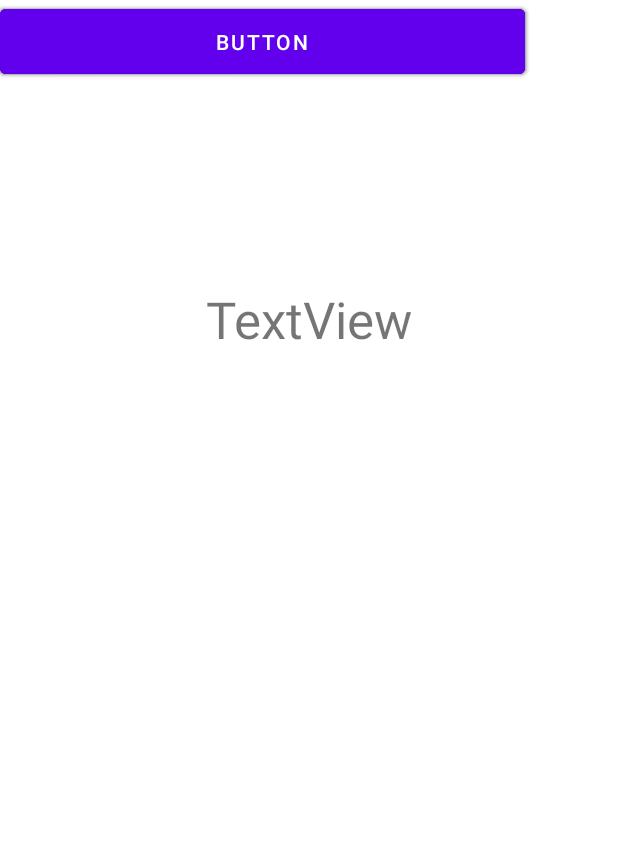
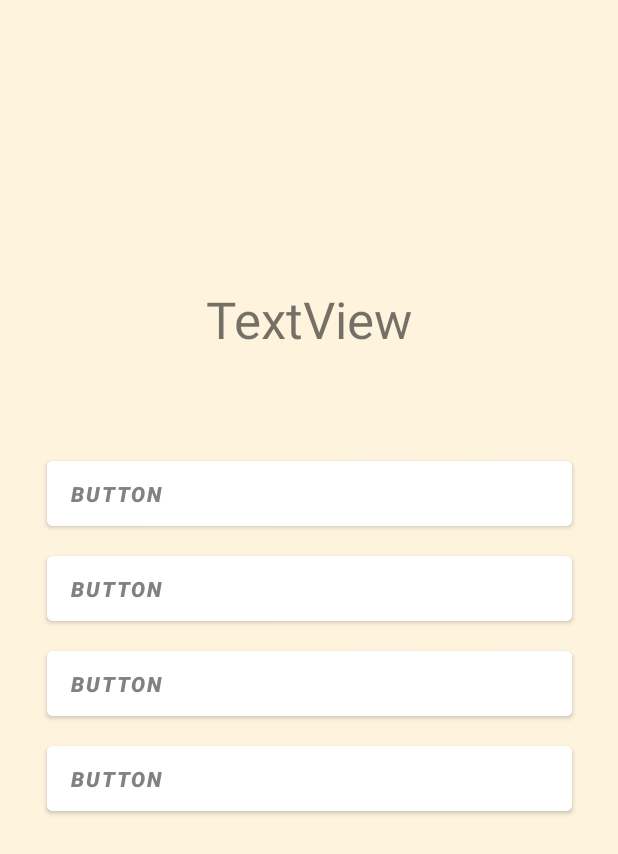
Before and after one commit to MuhammadTalhaTahir/The-MCQ-App, an Android app: the screen it shows after launch (MainActivity), on a phone screen of 412 x 824 dp. Shown: the top 854 px of the screen. Run offline under Robolectric (Android 15) with nearby library versions, the phone set to English and light mode, and no system bars; Roboto replaces fonts that are not available here.

Commit message:
added background color, styled buttons

```diff
--- a/app/src/main/res/layout/activity_main.xml
+++ b/app/src/main/res/layout/activity_main.xml
@@ -4,7 +4,8 @@
     xmlns:tools="http://schemas.android.com/tools"
     android:layout_width="match_parent"
     android:layout_height="match_parent"
-    tools:context=".MainActivity">
+    tools:context=".MainActivity"
+    android:background="@color/applicationBackground">
 
 
     <ImageView
@@ -34,32 +35,56 @@
         android:id="@+id/button"
         android:layout_width="350dp"
         android:layout_height="55dp"
+        android:layout_marginTop="58dp"
         android:text="Button"
-        tools:layout_editor_absoluteX="29dp"
-        tools:layout_editor_absoluteY="341dp" />
+        app:layout_constraintEnd_toEndOf="parent"
+        app:layout_constraintStart_toStartOf="parent"
+        app:layout_constraintTop_toBottomOf="@+id/textView"
+        android:textAlignment="textStart"
+        android:textColor="@color/applicationBlack"
+        android:textStyle="bold|italic"
+        android:backgroundTint="@color/white" />
 
     <Button
         android:id="@+id/button2"
         android:layout_width="350dp"
         android:layout_height="55dp"
+        android:layout_marginTop="8dp"
         android:text="Button"
-        tools:layout_editor_absoluteX="29dp"
-        tools:layout_editor_absoluteY="411dp" />
+        app:layout_constraintEnd_toEndOf="@+id/button"
+        app:layout_constraintStart_toStartOf="@+id/button"
+        app:layout_constraintTop_toBottomOf="@+id/button"
+        android:textAlignment="textStart"
+        android:textColor="@color/applicationBlack"
+        android:textStyle="bold|italic"
+        android:backgroundTint="@color/white" />
 
     <Button
         android:id="@+id/button3"
         android:layout_width="350dp"
         android:layout_height="55dp"
+        android:layout_marginTop="8dp"
         android:text="Button"
-        tools:layout_editor_absoluteX="29dp"
-        tools:layout_editor_absoluteY="479dp" />
+        app:layout_constraintEnd_toEndOf="@+id/button2"
+        app:layout_constraintStart_toStartOf="@+id/button2"
+        app:layout_constraintTop_toBottomOf="@+id/button2"
+        android:textAlignment="textStart"
+        android:textColor="@color/applicationBlack"
+        android:textStyle="bold|italic"
+        android:backgroundTint="@color/white" />
 
     <Button
         android:id="@+id/button4"
         android:layout_width="350dp"
         android:layout_height="55dp"
+        android:layout_marginTop="8dp"
         android:text="Button"
-        tools:layout_editor_absoluteX="30dp"
-        tools:layout_editor_absoluteY="551dp" />
+        app:layout_constraintEnd_toEndOf="@+id/button3"
+        app:layout_constraintStart_toStartOf="@+id/button3"
+        app:layout_constraintTop_toBottomOf="@+id/button3"
+        android:textAlignment="textStart"
+        android:textColor="@color/applicationBlack"
+        android:textStyle="bold|italic"
+        android:backgroundTint="@color/white" />
 
 </androidx.constraintlayout.widget.ConstraintLayout>
--- a/app/src/main/res/values/colors.xml
+++ b/app/src/main/res/values/colors.xml
@@ -8,4 +8,6 @@
     <color name="black">#FF000000</color>
     <color name="white">#FFFFFFFF</color>
     <color name="applicationOrange">#FA9E40</color>
+    <color name="applicationBackground">#fef4de</color>
+    <color name="applicationBlack">#808185</color>
 </resources>
```
